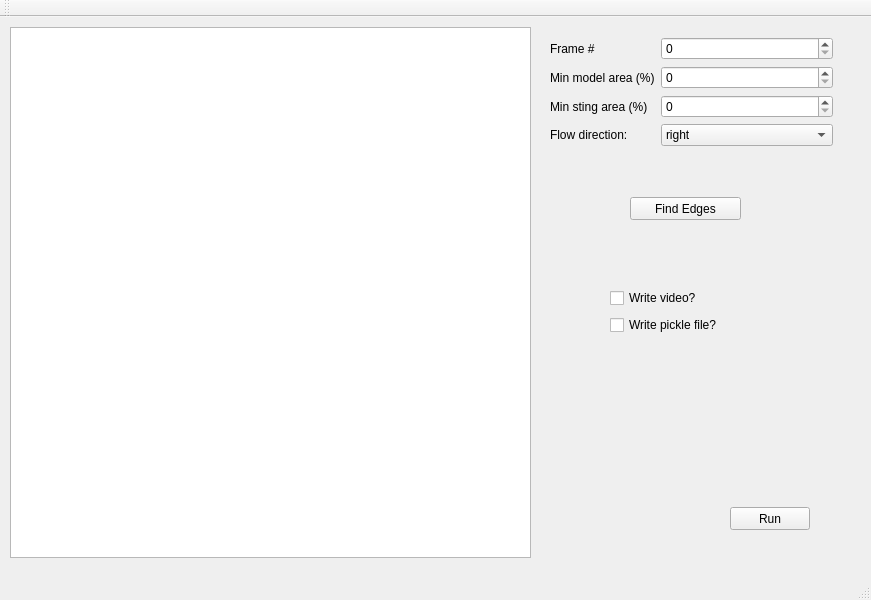
Qt form gui/untitled.ui (alexandrequ/arcjetCV) before a commit.
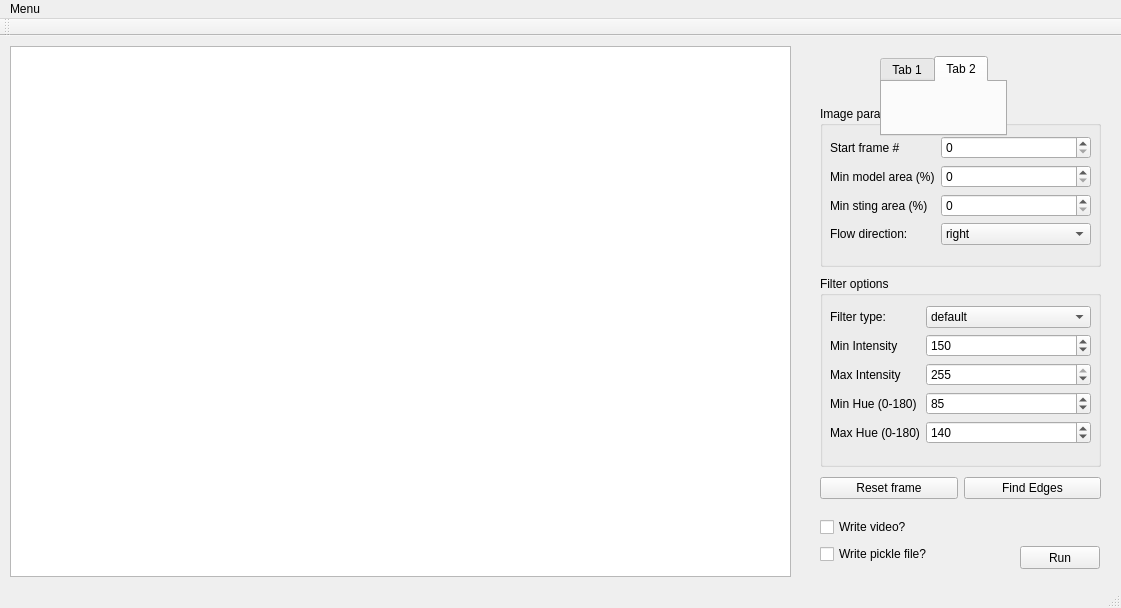
The same form after that commit.

What changed in the file:
```diff
--- a/gui/untitled.ui
+++ b/gui/untitled.ui
@@ -6,8 +6,8 @@
    <rect>
     <x>0</x>
     <y>0</y>
-    <width>871</width>
-    <height>600</height>
+    <width>1121</width>
+    <height>608</height>
    </rect>
   </property>
   <property name="windowTitle">
@@ -19,7 +19,7 @@
      <rect>
       <x>10</x>
       <y>10</y>
-      <width>521</width>
+      <width>781</width>
       <height>531</height>
      </rect>
     </property>
@@ -27,20 +27,190 @@
      <bool>false</bool>
     </property>
    </widget>
+   <widget class="QWidget" name="verticalLayoutWidget">
+    <property name="geometry">
+     <rect>
+      <x>820</x>
+      <y>480</y>
+      <width>157</width>
+      <height>50</height>
+     </rect>
+    </property>
+    <layout class="QVBoxLayout" name="verticalLayout">
+     <item>
+      <widget class="QCheckBox" name="checkBox_2">
+       <property name="text">
+        <string>Write video?</string>
+       </property>
+      </widget>
+     </item>
+     <item>
+      <widget class="QCheckBox" name="checkBox">
+       <property name="text">
+        <string>Write pickle file?</string>
+       </property>
+      </widget>
+     </item>
+    </layout>
+   </widget>
+   <widget class="QPushButton" name="pushButton_2">
+    <property name="geometry">
+     <rect>
+      <x>1020</x>
+      <y>510</y>
+      <width>80</width>
+      <height>23</height>
+     </rect>
+    </property>
+    <property name="text">
+     <string>Run</string>
+    </property>
+   </widget>
+   <widget class="QGroupBox" name="groupBox">
+    <property name="geometry">
+     <rect>
+      <x>820</x>
+      <y>240</y>
+      <width>281</width>
+      <height>191</height>
+     </rect>
+    </property>
+    <property name="title">
+     <string>Filter options</string>
+    </property>
+    <widget class="QWidget" name="formLayoutWidget_2">
+     <property name="geometry">
+      <rect>
+       <x>10</x>
+       <y>30</y>
+       <width>261</width>
+       <height>151</height>
+      </rect>
+     </property>
+     <layout class="QFormLayout" name="formLayout_2">
+      <item row="0" column="1">
+       <widget class="QComboBox" name="comboBox_3">
+        <item>
+         <property name="text">
+          <string>default</string>
+         </property>
+        </item>
+        <item>
+         <property name="text">
+          <string>GRAY</string>
+         </property>
+        </item>
+        <item>
+         <property name="text">
+          <string>HSV-sq</string>
+         </property>
+        </item>
+       </widget>
+      </item>
+      <item row="0" column="0">
+       <widget class="QLabel" name="label_4">
+        <property name="text">
+         <string>Filter type:</string>
+        </property>
+       </widget>
+      </item>
+      <item row="1" column="1">
+       <widget class="QSpinBox" name="minIntensity">
+        <property name="maximum">
+         <number>242</number>
+        </property>
+        <property name="value">
+         <number>150</number>
+        </property>
+       </widget>
+      </item>
+      <item row="2" column="1">
+       <widget class="QSpinBox" name="maxIntensity">
+        <property name="maximum">
+         <number>255</number>
+        </property>
+        <property name="value">
+         <number>255</number>
+        </property>
+       </widget>
+      </item>
+      <item row="3" column="1">
+       <widget class="QSpinBox" name="minHue">
+        <property name="maximum">
+         <number>180</number>
+        </property>
+        <property name="value">
+         <number>85</number>
+        </property>
+       </widget>
+      </item>
+      <item row="4" column="1">
+       <widget class="QSpinBox" name="maxHue">
+        <property name="maximum">
+         <number>180</number>
+        </property>
+        <property name="value">
+         <number>140</number>
+        </property>
+       </widget>
+      </item>
+      <item row="1" column="0">
+       <widget class="QLabel" name="label_5">
+        <property name="text">
+         <string>Min Intensity</string>
+        </property>
+       </widget>
+      </item>
+      <item row="2" column="0">
+       <widget class="QLabel" name="label_6">
+        <property name="text">
+         <string>Max Intensity</string>
+        </property>
+       </widget>
+      </item>
+      <item row="3" column="0">
+       <widget class="QLabel" name="label_8">
+        <property name="text">
+         <string>Min Hue (0-180)</string>
+        </property>
+       </widget>
+      </item>
+      <item row="4" column="0">
+       <widget class="QLabel" name="label_9">
+        <property name="text">
+         <string>Max Hue (0-180)</string>
+        </property>
+       </widget>
+      </item>
+     </layout>
+    </widget>
+   </widget>
+   <widget class="QGroupBox" name="groupBox_2">
+    <property name="geometry">
+     <rect>
+      <x>820</x>
+      <y>70</y>
+      <width>281</width>
+      <height>161</height>
+     </rect>
+    </property>
+    <property name="title">
+     <string>Image parameters</string>
+    </property>
    <widget class="QWidget" name="formLayoutWidget">
     <property name="geometry">
      <rect>
-      <x>550</x>
-      <y>20</y>
-      <width>283</width>
-      <height>141</height>
+       <x>10</x>
+       <y>30</y>
+       <width>261</width>
+       <height>121</height>
      </rect>
     </property>
     <layout class="QFormLayout" name="formLayout">
      <item row="0" column="0">
       <widget class="QLabel" name="label_7">
        <property name="text">
-        <string>Frame #</string>
+         <string>Start frame #</string>
        </property>
       </widget>
      </item>
@@ -94,68 +264,82 @@
      </item>
     </layout>
    </widget>
-   <widget class="QWidget" name="verticalLayoutWidget">
+   </widget>
+   <widget class="QTabWidget" name="tabWidget">
     <property name="geometry">
      <rect>
-      <x>610</x>
-      <y>270</y>
-      <width>157</width>
-      <height>50</height>
+      <x>880</x>
+      <y>20</y>
+      <width>127</width>
+      <height>80</height>
      </rect>
     </property>
-    <layout class="QVBoxLayout" name="verticalLayout">
-     <item>
-      <widget class="QCheckBox" name="checkBox_2">
-       <property name="text">
-        <string>Write video?</string>
-       </property>
-      </widget>
-     </item>
-     <item>
-      <widget class="QCheckBox" name="checkBox">
-       <property name="text">
-        <string>Write pickle file?</string>
-       </property>
-      </widget>
-     </item>
-    </layout>
+    <property name="currentIndex">
+     <number>1</number>
+    </property>
+    <widget class="QWidget" name="tab">
+     <attribute name="title">
+      <string>Tab 1</string>
+     </attribute>
+    </widget>
+    <widget class="QWidget" name="tab_2">
+     <attribute name="title">
+      <string>Tab 2</string>
+     </attribute>
+    </widget>
    </widget>
-   <widget class="QPushButton" name="pushButton_2">
+   <widget class="QWidget" name="">
     <property name="geometry">
      <rect>
-      <x>730</x>
-      <y>490</y>
-      <width>80</width>
-      <height>23</height>
+      <x>820</x>
+      <y>440</y>
+      <width>281</width>
+      <height>25</height>
      </rect>
     </property>
+    <layout class="QHBoxLayout" name="horizontalLayout">
+     <item>
+      <widget class="QPushButton" name="pushButton_3">
     <property name="text">
-     <string>Run</string>
-    </property>
-   </widget>
+        <string>Reset frame</string>
+       </property>
+      </widget>
+     </item>
+     <item>
    <widget class="QPushButton" name="pushButton">
-    <property name="geometry">
-     <rect>
-      <x>630</x>
-      <y>180</y>
-      <width>111</width>
-      <height>23</height>
-     </rect>
-    </property>
     <property name="text">
      <string>Find Edges</string>
     </property>
    </widget>
+     </item>
+    </layout>
+   </widget>
   </widget>
   <widget class="QMenuBar" name="menubar">
    <property name="geometry">
     <rect>
      <x>0</x>
      <y>0</y>
-     <width>871</width>
+     <width>1121</width>
      <height>20</height>
     </rect>
    </property>
+   <widget class="QMenu" name="menuMenu">
+    <property name="title">
+     <string>Menu</string>
+    </property>
+    <widget class="QMenu" name="menuFilters">
+     <property name="title">
+      <string>Filters</string>
+     </property>
+     <addaction name="actionLoad_Filter_2"/>
+     <addaction name="actionSave_Filter_2"/>
+    </widget>
+    <addaction name="actionLoad_video"/>
+    <addaction name="menuFilters"/>
+    <addaction name="actionExit_2"/>
+   </widget>
+   <addaction name="menuMenu"/>
   </widget>
   <widget class="QStatusBar" name="statusbar"/>
   <widget class="QToolBar" name="toolBar">
@@ -166,7 +350,7 @@
     <enum>TopToolBarArea</enum>
    </attribute>
    <attribute name="toolBarBreak">
-    <bool>true</bool>
+    <bool>false</bool>
    </attribute>
   </widget>
  </widget>
```
Left out of the diff: 30 changed lines with no effect on the pictures. Lines whose indentation alone changed are shown as unchanged.
